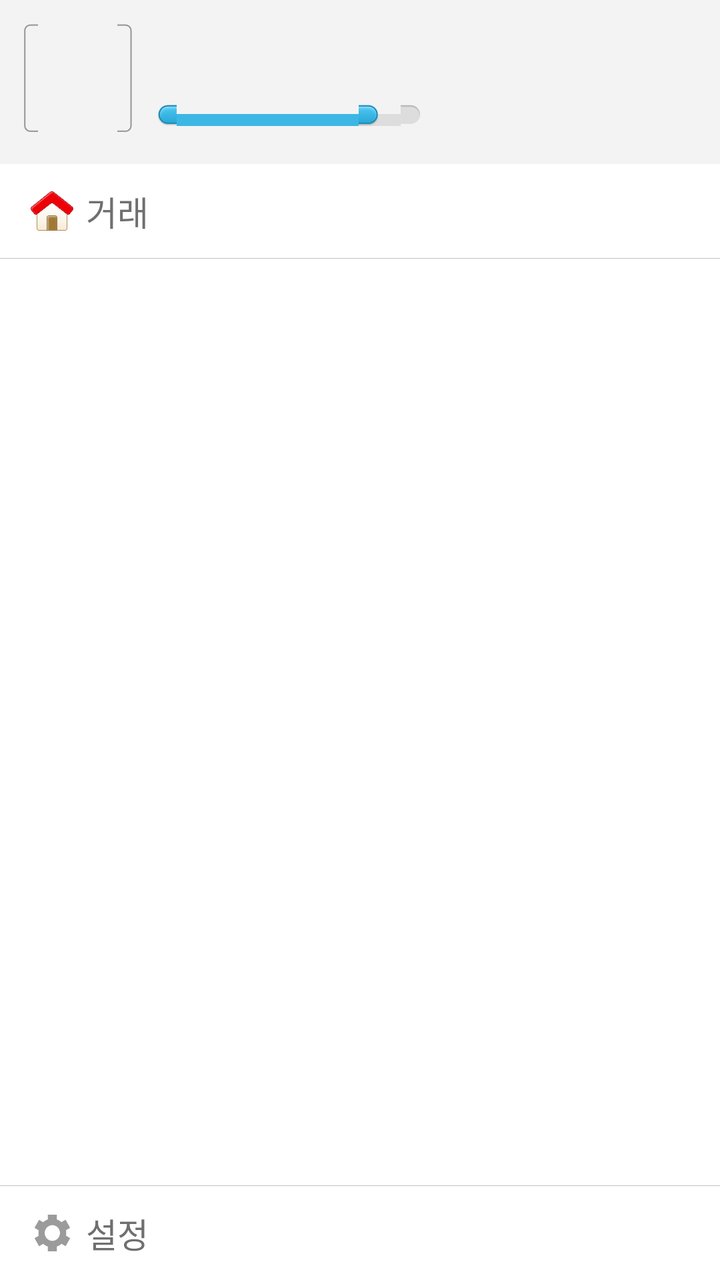
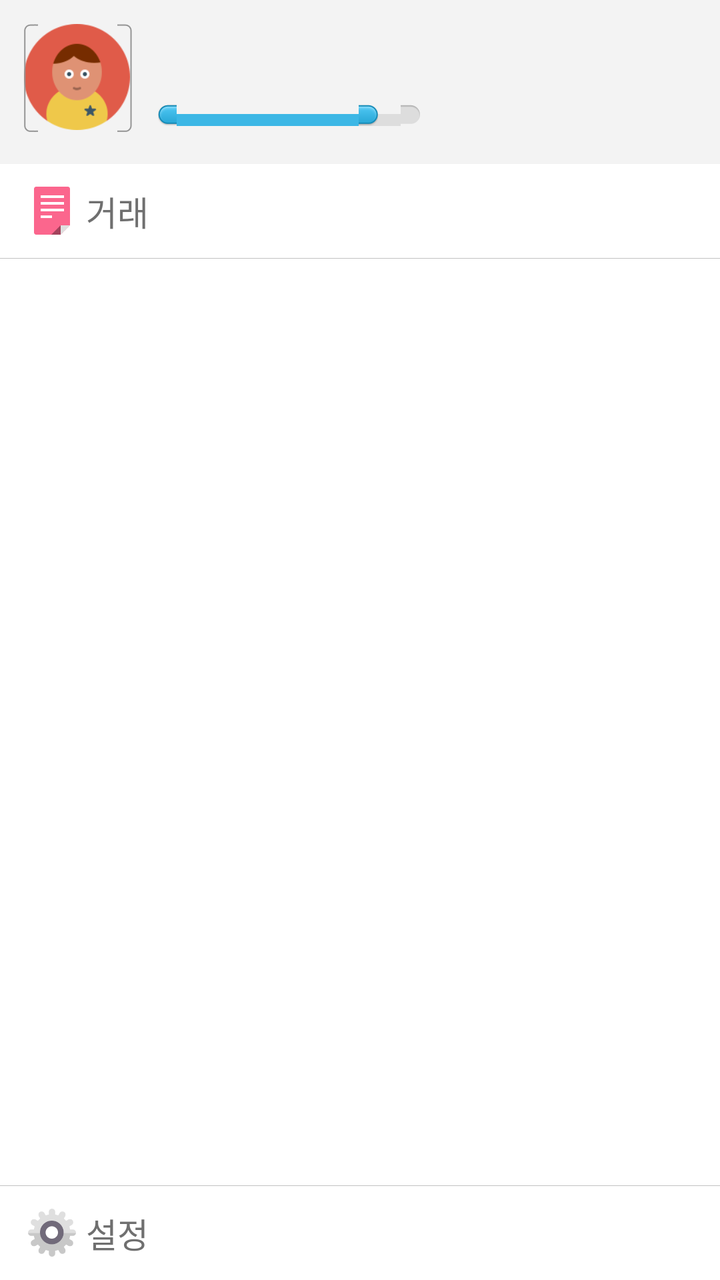

The first picture is an Android layout as it rendered before a commit; the second is the same layout after the commit. The layout source and the unified diff follow.
<!-- AndroidManifest.xml: application theme AppTheme -->
<!-- res/layout/sidemenu_layout.xml -->
<?xml version="1.0" encoding="utf-8"?>
<LinearLayout xmlns:android="http://schemas.android.com/apk/res/android"
    android:id="@+id/sidemenu_layout"
    android:layout_width="231dp"
    android:layout_height="match_parent"
    android:layout_gravity="start"
    android:background="#FFFFFF"
    android:orientation="vertical" >

    <ScrollView
        android:layout_width="match_parent"
        android:layout_height="match_parent"
        android:fillViewport="true" >

        <LinearLayout
            android:layout_width="match_parent"
            android:layout_height="wrap_content"
            android:orientation="vertical" >

            <RelativeLayout
                android:id="@+id/my_profile_information_window"
                android:layout_width="match_parent"
                android:layout_height="82dp"
                android:background="#f3f3f3"
                android:clickable="true" >

                <ImageView
                    android:id="@+id/my_profile_icon"
                    android:layout_width="54dp"
                    android:layout_height="54dp"
                    android:layout_marginLeft="12dp"
                    android:layout_marginTop="12dp"
                    android:contentDescription="@string/na"
                    android:scaleType="fitCenter" />

                <ImageView
                    android:layout_width="54dp"
                    android:layout_height="54dp"
                    android:layout_marginLeft="12dp"
                    android:layout_marginTop="12dp"
                    android:contentDescription="@string/na"
                    android:scaleType="fitXY"
                    android:src="@drawable/white_box" />

                <LinearLayout
                    android:layout_width="wrap_content"
                    android:layout_height="wrap_content"
                    android:layout_marginLeft="80dp"
                    android:layout_toRightOf="@id/my_profile_icon"
                    android:orientation="vertical" >

                    <TextView
                        android:id="@+id/my_profile_name"
                        android:layout_width="wrap_content"
                        android:layout_height="wrap_content"
                        android:layout_marginTop="17dp"
                        android:textColor="#454545"
                        android:textSize="15sp"
                        android:textStyle="bold" />

                    <TextView
                        android:id="@+id/my_profile_level"
                        android:layout_width="wrap_content"
                        android:layout_height="wrap_content"
                        android:textColor="#6f6f6f"
                        android:textSize="11sp" />
                </LinearLayout>

                <ImageView
                    android:layout_width="131dp"
                    android:layout_height="11dp"
                    android:layout_marginLeft="79dp"
                    android:layout_marginTop="52dp"
                    android:contentDescription="@string/na"
                    android:scaleType="fitXY"
                    android:src="@drawable/progress_n" />

                <ImageView
                    android:id="@+id/my_profile_progress"
                    android:layout_width="110dp"
                    android:layout_height="11dp"
                    android:layout_marginLeft="79dp"
                    android:layout_marginTop="52dp"
                    android:contentDescription="@string/na"
                    android:scaleType="fitXY"
                    android:src="@drawable/progress_p" />
            </RelativeLayout>

            <LinearLayout
                android:id="@+id/sidemenu_item_transaction"
                android:layout_width="match_parent"
                android:layout_height="47dp"
                android:background="@android:drawable/list_selector_background"
                android:clickable="true"
                android:focusable="true"
                android:gravity="center_vertical"
                android:orientation="horizontal" >

                <ImageView
                    android:layout_width="24dp"
                    android:layout_height="24dp"
                    android:layout_marginLeft="14dp"
                    android:contentDescription="@string/na"
                    android:src="@drawable/slide_icon_home" />

                <TextView
                    android:layout_width="wrap_content"
                    android:layout_height="wrap_content"
                    android:layout_marginLeft="5dp"
                    android:text="@string/drawer_menu_transaction"
                    android:textColor="#6f6f6f"
                    android:textSize="17sp" />
            </LinearLayout>

            <View
                android:layout_width="match_parent"
                android:layout_height="1px"
                android:background="#c2c2c2" />

            <LinearLayout
                android:layout_width="match_parent"
                android:layout_height="0dp"
                android:layout_weight="1" >

                <View
                    android:layout_width="match_parent"
                    android:layout_height="0px" />
            </LinearLayout>

            <View
                android:layout_width="match_parent"
                android:layout_height="1px"
                android:background="#c2c2c2" />

            <LinearLayout
                android:id="@+id/sidemenu_item_setting"
                android:layout_width="match_parent"
                android:layout_height="47dp"
                android:background="@android:drawable/list_selector_background"
                android:clickable="true"
                android:focusable="true"
                android:gravity="center_vertical"
                android:orientation="horizontal" >

                <ImageView
                    android:layout_width="24dp"
                    android:layout_height="24dp"
                    android:layout_marginLeft="14dp"
                    android:contentDescription="@string/na"
                    android:src="@drawable/slide_icon_setting" />

                <TextView
                    android:layout_width="wrap_content"
                    android:layout_height="wrap_content"
                    android:layout_marginLeft="5dp"
                    android:text="@string/drawer_menu_preference"
                    android:textColor="#6f6f6f"
                    android:textSize="17sp" />
            </LinearLayout>
        </LinearLayout>
    </ScrollView>

</LinearLayout>
<!-- resources referenced by this layout -->
<resources>
  <!-- drawable progress_n: png bitmap (drawable-xxhdpi, 3666 bytes) -->
  <!-- drawable progress_p: png bitmap (drawable-xxhdpi, 4524 bytes) -->
  <!-- drawable slide_icon_home: png bitmap (drawable-xxhdpi, 5452 bytes) -->
  <!-- drawable slide_icon_setting: png bitmap (drawable-xxhdpi, 1672 bytes) -->
  <!-- drawable white_box: png bitmap (drawable-xxhdpi, 1377 bytes) -->
  <string name="drawer_menu_preference">설정</string>
  <string name="drawer_menu_transaction">거래</string>
  <string name="na" />
  <style name="AppTheme" parent="AppBaseTheme">
          
      </style>
  <style name="AppBaseTheme" parent="android:Theme.Light">
          
      </style>
</resources>

<!-- the commit's change to res/layout/sidemenu_layout.xml (unified diff, before → after) -->
@@ -26,10 +26,11 @@
 
                 <ImageView
                     android:id="@+id/my_profile_icon"
-                    android:layout_width="54dp"
-                    android:layout_height="54dp"
+                    android:layout_width="53dp"
+                    android:layout_height="53dp"
                     android:layout_marginLeft="12dp"
                     android:layout_marginTop="12dp"
+                    android:src="@drawable/user"
                     android:contentDescription="@string/na"
                     android:scaleType="fitCenter" />
 
@@ -101,7 +102,7 @@
                     android:layout_height="24dp"
                     android:layout_marginLeft="14dp"
                     android:contentDescription="@string/na"
-                    android:src="@drawable/slide_icon_home" />
+                    android:src="@drawable/transaction" />
 
                 <TextView
                     android:layout_width="wrap_content"
@@ -147,7 +148,7 @@
                     android:layout_height="24dp"
                     android:layout_marginLeft="14dp"
                     android:contentDescription="@string/na"
-                    android:src="@drawable/slide_icon_setting" />
+                    android:src="@drawable/settings" />
 
                 <TextView
                     android:layout_width="wrap_content"
<!-- resource entries referenced after the edit -->
@@ -2,8 +2,9 @@
 <resources>
   <!-- drawable progress_n: png bitmap (drawable-xxhdpi, 3666 bytes) -->
   <!-- drawable progress_p: png bitmap (drawable-xxhdpi, 4524 bytes) -->
-  <!-- drawable slide_icon_home: png bitmap (drawable-xxhdpi, 5452 bytes) -->
-  <!-- drawable slide_icon_setting: png bitmap (drawable-xxhdpi, 1672 bytes) -->
+  <!-- drawable settings: png bitmap (drawable-xxhdpi, 5353 bytes) -->
+  <!-- drawable transaction: png bitmap (drawable-xxhdpi, 1430 bytes) -->
+  <!-- drawable user: png bitmap (drawable-xxhdpi, 5616 bytes) -->
   <!-- drawable white_box: png bitmap (drawable-xxhdpi, 1377 bytes) -->
   <string name="drawer_menu_preference">설정</string>
   <string name="drawer_menu_transaction">거래</string>
